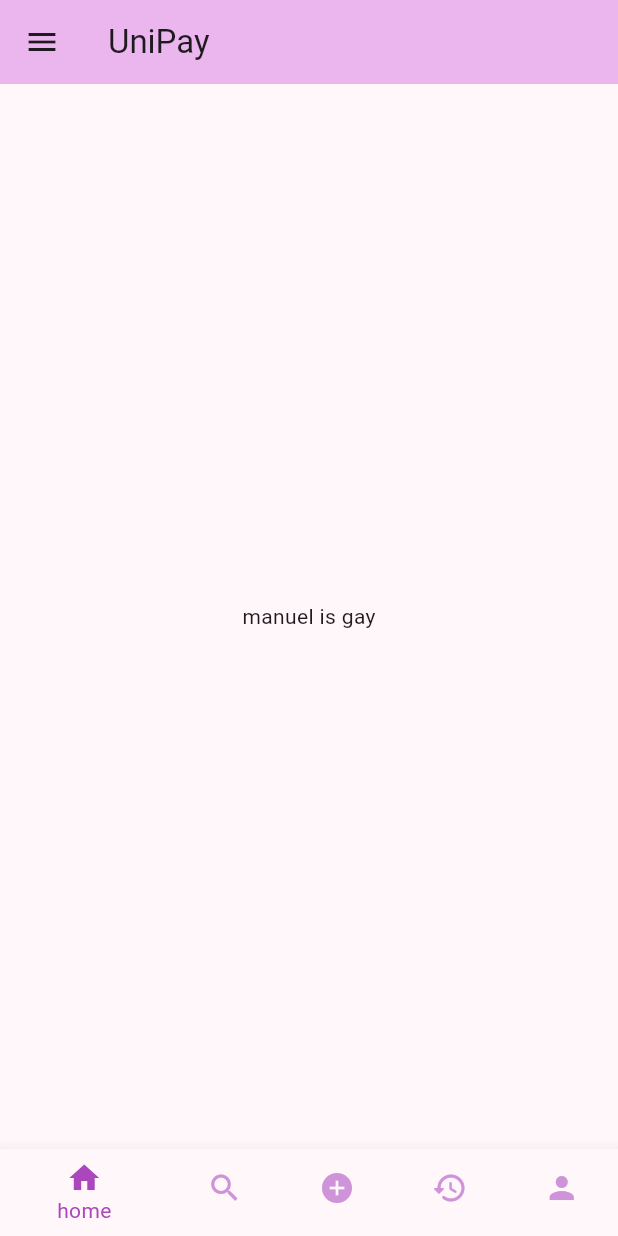
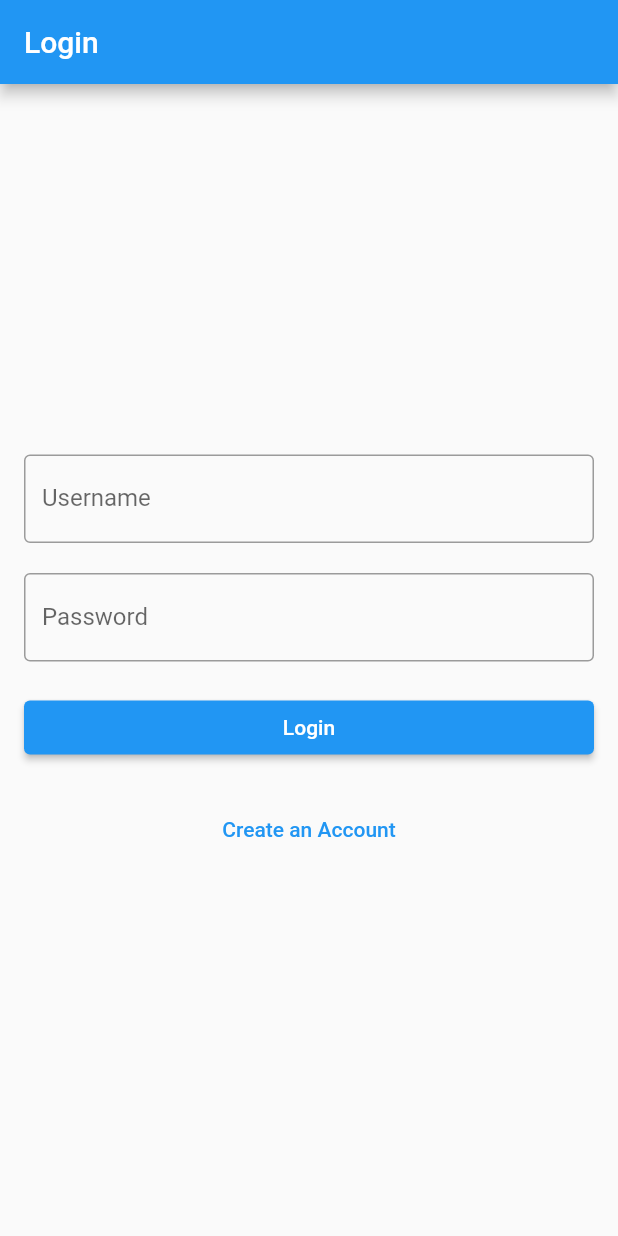
Before and after one commit to Juiceyyyy/UniPay, a Flutter app: the screen it shows after launch, on a phone screen of 412 x 824 dp. Run offline on Flutter 3.47's test engine with Material 2 defaults, Android fonts, the phone set to English and light mode, and no system bars.

Commit message:
login, main and registration

```diff
--- /dev/null
+++ b/unipay/lib/login_page.dart
@@ -0,0 +1,55 @@
+// login_page.dart
+
+import 'package:flutter/material.dart';
+import 'registration_page.dart';
+
+class LoginPage extends StatelessWidget {
+  @override
+  Widget build(BuildContext context) {
+    return Scaffold(
+      appBar: AppBar(
+        title: Text('Login'),
+      ),
+      body: Padding(
+        padding: EdgeInsets.all(16.0),
+        child: Column(
+          mainAxisAlignment: MainAxisAlignment.center,
+          crossAxisAlignment: CrossAxisAlignment.stretch,
+          children: <Widget>[
+            TextFormField(
+              decoration: InputDecoration(
+                labelText: 'Username',
+                border: OutlineInputBorder(),
+              ),
+            ),
+            SizedBox(height: 20),
+            TextFormField(
+              decoration: InputDecoration(
+                labelText: 'Password',
+                border: OutlineInputBorder(),
+              ),
+              obscureText: true,
+            ),
+            SizedBox(height: 20),
+            ElevatedButton(
+              onPressed: () {
+                // TODO: Implement login functionality
+              },
+              child: Text('Login'),
+            ),
+            SizedBox(height: 20),
+            TextButton(
+              onPressed: () {
+                Navigator.push(
+                  context,
+                  MaterialPageRoute(builder: (context) => RegistrationPage()),
+                );
+              },
+              child: Text('Create an Account'),
+            ),
+          ],
+        ),
+      ),
+    );
+  }
+}
--- a/unipay/lib/main.dart
+++ b/unipay/lib/main.dart
@@ -1,143 +1,24 @@
+// main.dart
+
 import 'package:flutter/material.dart';
+import 'login_page.dart'; // Importing the login_page.dart file
+import 'registration_page.dart'; // Importing the registration_page.dart file
 
-void main() {
-  runApp(const MyApp());
-}
+void main() => runApp(MyApp());
 
 class MyApp extends StatelessWidget {
-  const MyApp({super.key});
-
-  // This widget is the root of your application.
   @override
   Widget build(BuildContext context) {
     return MaterialApp(
-      title: 'Flutter Demo',
+      title: 'App',
       theme: ThemeData(
-        colorScheme: ColorScheme.fromSeed(seedColor: Colors.purple),
-        useMaterial3: true,
+        primarySwatch: Colors.blue,
       ),
-      home: const MyHomePage(title: 'UniPay'),
+      initialRoute: '/login', // You can set the initial route to login if you want to start with the login page.
+      routes: {
+        '/login': (context) => LoginPage(), // Set LoginPage as the route named '/login'
+        '/registration': (context) => RegistrationPage(), // Set RegistrationPage as the route named '/registration'
+      },
     );
   }
 }
-
-class MyHomePage extends StatefulWidget {
-  const MyHomePage({super.key, required this.title});
-
-  // This widget is the home page of your application.
-
-  final String title;
-
-  @override
-  State<MyHomePage> createState() => _MyHomePageState();
-}
-
-class _MyHomePageState extends State<MyHomePage> {
-  @override
-  Widget build(BuildContext context) {
-    return Scaffold(
-      appBar: AppBar(
-        backgroundColor: Theme.of(context).colorScheme.inversePrimary,
-        title: Text(widget.title),
-      ),
-
-      body: const Center(
-        // Center is a layout widget. It takes a single child and positions it
-        // in the middle of the parent.
-        child: Column(
-          // Column is also a layout widget. It takes a list of children and
-          // arranges them vertically. By default, it sizes itself to fit its
-          // children horizontally, and tries to be as tall as its parent.
-          mainAxisAlignment: MainAxisAlignment.center,
-          children: <Widget>[
-            Text(
-              'manuel is gay',
-            ),
-          ],
-        ),
-      ),
-
-      bottomNavigationBar: BottomNavigationBar(
-          items: const <BottomNavigationBarItem>[
-            BottomNavigationBarItem(icon: Icon(Icons.home), label: 'home'),
-            BottomNavigationBarItem(icon: Icon(Icons.search), label: 'search'),
-            BottomNavigationBarItem(icon: Icon(Icons.add_circle), label: 'add'),
-            BottomNavigationBarItem(
-                icon: Icon(Icons.history_rounded), label: 'History'),
-            BottomNavigationBarItem(icon: Icon(Icons.person), label: 'Profile'),
-          ],
-          selectedItemColor: Colors.purple[400],
-          unselectedItemColor: Colors.purple[200]),
-      drawer: Drawer(
-        child: ListView(
-          padding: const EdgeInsets.all(0),
-          children: [
-            const DrawerHeader(
-              decoration: BoxDecoration(
-                color: Colors.purple,
-              ), //BoxDecoration
-              child: UserAccountsDrawerHeader(
-                decoration: BoxDecoration(color: Colors.purple),
-                accountName: Text(
-                  "Joshua Menezes",
-                  style: TextStyle(fontSize: 18),
-                ),
-                accountEmail: Text("juiceyyyass@gmail.com"),
-                currentAccountPictureSize: Size.square(50),
-                currentAccountPicture: CircleAvatar(
-                  backgroundColor: Color.fromARGB(255, 233, 137, 255),
-                  child: Text(
-                    "JM",
-                    style: TextStyle(fontSize: 30.0, color: Colors.purple),
-                  ), //Text
-                ), //circleAvatar
-              ), //UserAccountDrawerHeader
-            ), //DrawerHeader
-            ListTile(
-              leading: const Icon(Icons.person),
-              title: const Text(' My Profile '),
-              onTap: () {
-                Navigator.pop(context);
-              },
-            ),
-            ListTile(
-              leading: const Icon(Icons.payment_rounded),
-              title: const Text(' My Transactions '),
-              onTap: () {
-                Navigator.pop(context);
-              },
-            ),
-            ListTile(
-              leading: const Icon(Icons.call_made_rounded),
-              title: const Text(' Send Coins '),
-              onTap: () {
-                Navigator.pop(context);
-              },
-            ),
-            ListTile(
-              leading: const Icon(Icons.call_received_rounded),
-              title: const Text(' Receive Coins '),
-              onTap: () {
-                Navigator.pop(context);
-              },
-            ),
-            ListTile(
-              leading: const Icon(Icons.settings),
-              title: const Text(' Settings '),
-              onTap: () {
-                Navigator.pop(context);
-              },
-            ),
-            ListTile(
-              leading: const Icon(Icons.logout),
-              title: const Text('LogOut'),
-              onTap: () {
-                Navigator.pop(context);
-              },
-            ),
-          ],
-        ),
-      ), //Drawer),
-    );
-  }
-}
```
Also changed, not shown: unipay/lib/registration_page.dart (added, +59 -0 lines).
